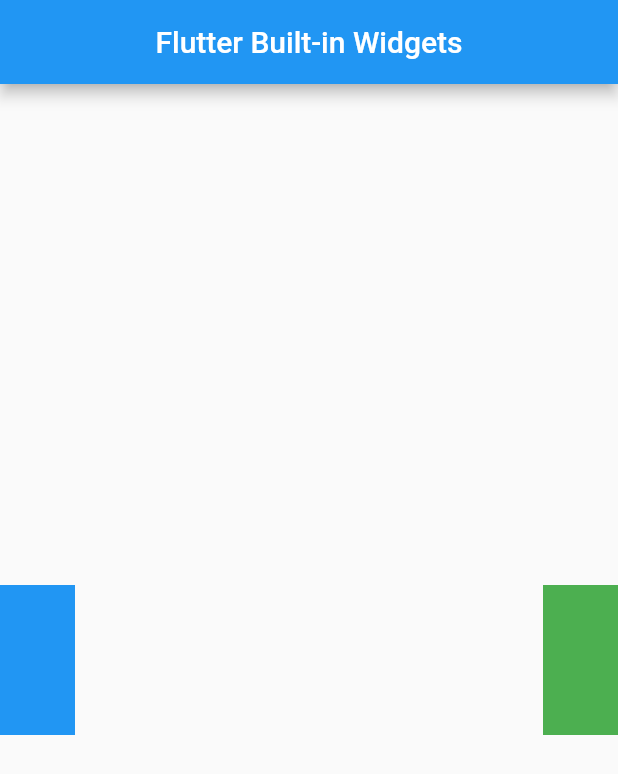
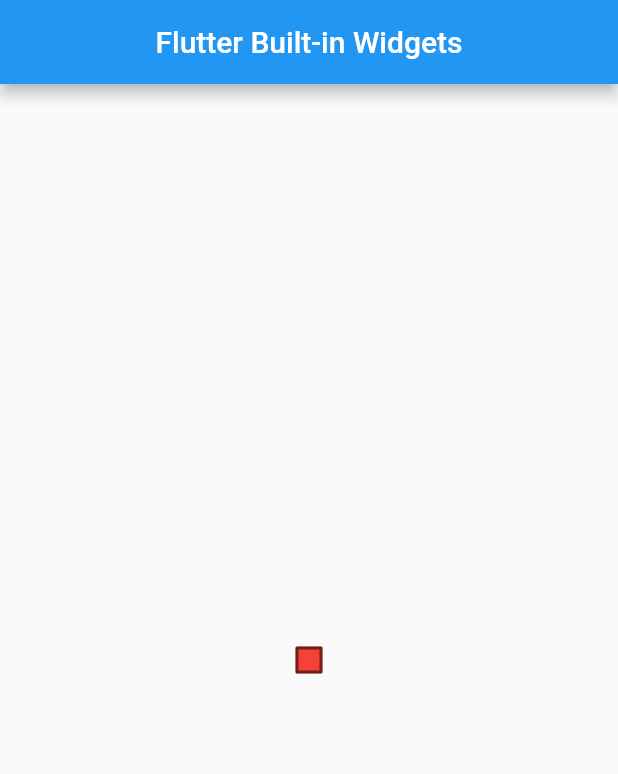
Before and after one commit to xiayulu/flutter-widget-overview, a Flutter app: the screen it shows after launch, on a phone screen of 412 x 824 dp. Shown: the top 774 px of the screen. Run offline on Flutter 3.47's test engine with Material 2 defaults, Android fonts, the phone set to English and light mode, and no system bars.

Commit message:
feat: checkbox

```diff
--- a/lib/main.dart
+++ b/lib/main.dart
@@ -7,6 +7,7 @@
 import 'package:lab/src/actions/fab.dart';
 import 'package:lab/src/container/align.dart';
 import 'package:lab/src/container/future_builder.dart';
+import 'package:lab/src/form/check_box.dart';
 import 'package:lab/src/form/form.dart';
 import 'package:lab/src/form/text_field.dart';
 import 'package:lab/src/layout/baseline.dart';
@@ -46,7 +47,7 @@
           centerTitle: true,
           title: Text("Flutter Built-in Widgets"),
         ),
-        body: Center(child: ExExPanded()),
+        body: Center(child: ExCheckbox()),
       ),
     );
   }
--- /dev/null
+++ b/lib/src/form/check_box.dart
@@ -0,0 +1,38 @@
+import 'package:flutter/material.dart';
+
+class ExCheckbox extends StatefulWidget {
+  const ExCheckbox({super.key});
+
+  @override
+  State<ExCheckbox> createState() => _ExCheckboxState();
+}
+
+class _ExCheckboxState extends State<ExCheckbox> {
+  bool isChecked = false;
+
+  @override
+  Widget build(BuildContext context) {
+    Color getColor(Set<MaterialState> states) {
+      const Set<MaterialState> interactiveStates = <MaterialState>{
+        MaterialState.pressed,
+        MaterialState.hovered,
+        MaterialState.focused,
+      };
+      if (states.any(interactiveStates.contains)) {
+        return Colors.blue;
+      }
+      return Colors.red;
+    }
+
+    return Checkbox(
+      checkColor: Colors.white,
+      fillColor: MaterialStateProperty.resolveWith(getColor),
+      value: isChecked,
+      onChanged: (bool? value) {
+        setState(() {
+          isChecked = value!;
+        });
+      },
+    );
+  }
+}
```
Also changed, not shown: 1 other file.
